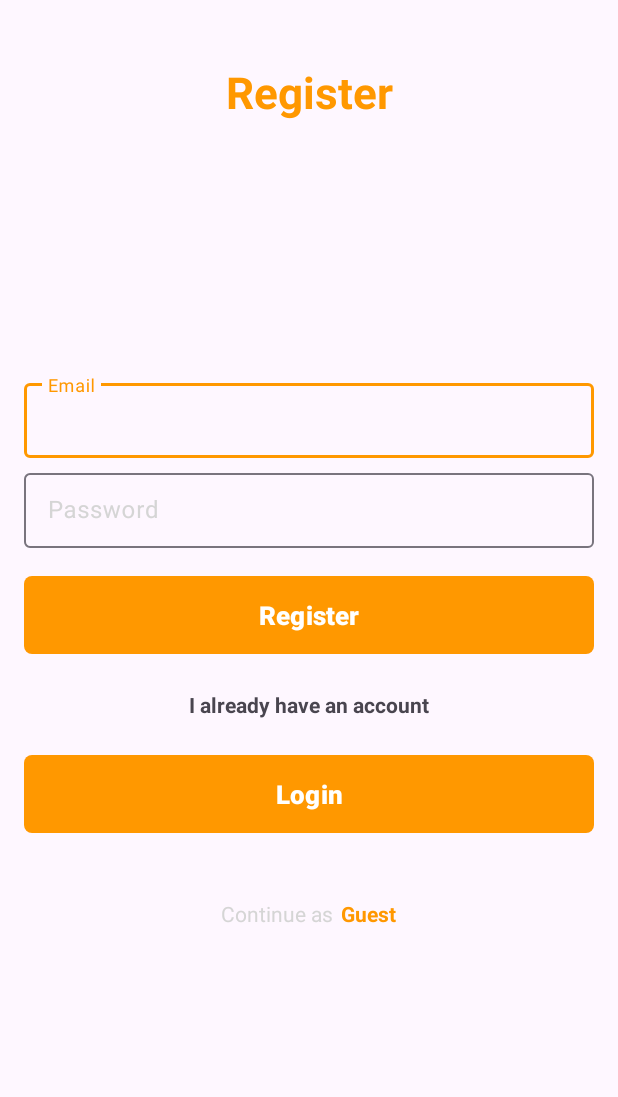
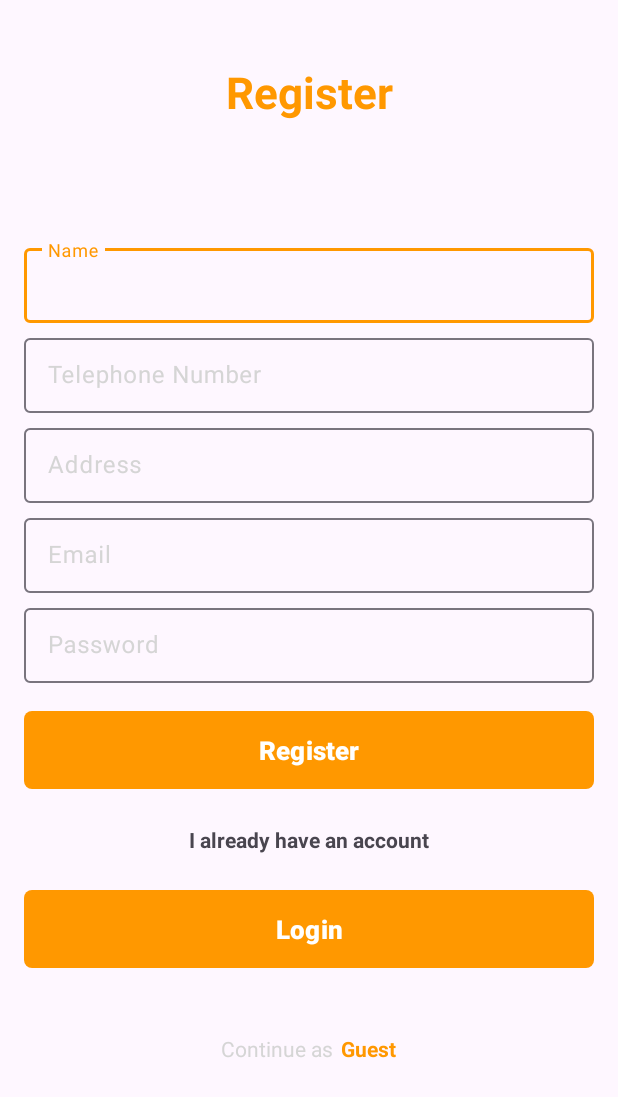
Before and after one commit to dinodtharinda/MAD-Assessment-4, an Android app: the RegisterActivity screen opened directly, with no data from a screen before it, on a phone screen of 412 x 824 dp. Shown: the top 1097 px of the screen. Run offline under Robolectric (Android 15) with nearby library versions, the phone set to English and light mode, and no system bars.

Commit message:
register part done with validation

```diff
--- /dev/null
+++ b/app/src/main/java/com/example/mad_assessment_4/controllers/CustomerController.java
@@ -0,0 +1,18 @@
+package com.example.mad_assessment_4.controllers;
+
+import android.content.Context;
+
+import com.example.mad_assessment_4.data.models.Customer;
+import com.example.mad_assessment_4.data.repositories.CustomerRepo;
+
+public class CustomerController {
+    final CustomerRepo customerRepo;
+
+   public CustomerController(Context context){
+        customerRepo = new CustomerRepo(context);
+    }
+
+    public Boolean registerCustomer(Customer customer){
+        return customerRepo.registerCustomer(customer);
+    }
+}
--- /dev/null
+++ b/app/src/main/java/com/example/mad_assessment_4/data/DB/DBHelper.java
@@ -0,0 +1,66 @@
+package com.example.mad_assessment_4.data.DB;
+
+import android.content.ContentValues;
+import android.content.Context;
+import android.database.sqlite.SQLiteDatabase;
+import android.database.sqlite.SQLiteOpenHelper;
+
+import androidx.annotation.Nullable;
+
+import com.example.mad_assessment_4.data.models.Customer;
+
+public class DBHelper extends SQLiteOpenHelper {
+    private static final String DATABASE_NAME = "pizza_shop.db";
+    private static final int DATABASE_VERSION = 1;
+
+    public static final String TABLE_CUSTOMER = "customer";
+    public static final String COLUMN_CUSTOMER_ID = "id";
+    public static final String COLUMN_CUSTOMER_NAME = "name";
+    public static final String COLUMN_CUSTOMER_EMAIL = "email";
+    public static final String COLUMN_CUSTOMER_PHONE = "phone";
+    public static final String COLUMN_CUSTOMER_ADDRESS = "address";
+    public static final String COLUMN_CUSTOMER_PASSWORD = "password";
+
+    private static final String TABLE_CUSTOMER_CREATE =
+            "CREATE TABLE " + TABLE_CUSTOMER + " (" +
+                    COLUMN_CUSTOMER_ID + " INTEGER PRIMARY KEY AUTOINCREMENT, " +
+                    COLUMN_CUSTOMER_NAME + " TEXT, " +
+                    COLUMN_CUSTOMER_EMAIL + " TEXT," +
+                    COLUMN_CUSTOMER_PASSWORD + " TEXT," +
+                    COLUMN_CUSTOMER_PHONE + " TEXT," +
+                    COLUMN_CUSTOMER_ADDRESS + " TEXT" +
+                    ")";
+
+    private final SQLiteDatabase DB = this.getWritableDatabase();
+
+
+    public DBHelper(@Nullable Context context) {
+        super(context, DATABASE_NAME, null, DATABASE_VERSION);
+    }
+
+    @Override
+    public void onCreate(SQLiteDatabase db) {
+        db.execSQL(TABLE_CUSTOMER_CREATE);
+    }
+
+    @Override
+    public void onUpgrade(SQLiteDatabase db, int oldVersion, int newVersion) {
+        db.execSQL("DROP TABLE IF EXISTS " + TABLE_CUSTOMER);
+        onCreate(db);
+    }
+
+
+    public Boolean insertCustomer(Customer customer){
+        ContentValues contentValues = new ContentValues();
+        contentValues.put(COLUMN_CUSTOMER_NAME,customer.getName());
+        contentValues.put(COLUMN_CUSTOMER_EMAIL,customer.getEmail());
+        contentValues.put(COLUMN_CUSTOMER_PHONE,customer.getPhone());
+        contentValues.put(COLUMN_CUSTOMER_PASSWORD,customer.getPassword());
+        contentValues.put(COLUMN_CUSTOMER_ADDRESS,customer.getAddress());
+
+        long result = DB.insert(TABLE_CUSTOMER,null,contentValues);
+
+        return  result != -1;
+
+    }
+}
--- /dev/null
+++ b/app/src/main/java/com/example/mad_assessment_4/data/repositories/CustomerRepo.java
@@ -0,0 +1,19 @@
+package com.example.mad_assessment_4.data.repositories;
+
+import android.content.Context;
+
+import com.example.mad_assessment_4.data.DB.DBHelper;
+import com.example.mad_assessment_4.data.models.Customer;
+
+public class CustomerRepo {
+    private DBHelper dbHelper;
+
+    public CustomerRepo(Context context){
+        dbHelper = new DBHelper(context);
+    }
+
+
+    public Boolean registerCustomer(Customer customer){
+      return   dbHelper.insertCustomer(customer);
+    }
+}
--- /dev/null
+++ b/app/src/main/java/com/example/mad_assessment_4/views/RegisterActivity.java
@@ -0,0 +1,107 @@
+package com.example.mad_assessment_4.views;
+
+import androidx.appcompat.app.AppCompatActivity;
+
+import android.content.Intent;
+import android.os.Bundle;
+import android.view.View;
+import android.widget.Button;
+import android.widget.EditText;
+import android.widget.Toast;
+
+import com.example.mad_assessment_4.R;
+import com.example.mad_assessment_4.controllers.CustomerController;
+import com.example.mad_assessment_4.data.models.Customer;
+
+public class RegisterActivity extends AppCompatActivity {
+    Button btnGoLogin, btnRegister, btnGuest;
+    EditText etName, etEmail, etAddress, etPassword, etPhone;
+    CustomerController customerController;
+
+
+    @Override
+    protected void onCreate(Bundle savedInstanceState) {
+        super.onCreate(savedInstanceState);
+        setContentView(R.layout.activity_register);
+
+        customerController = new CustomerController(this);
+
+        btnGoLogin = findViewById(R.id.btnGoLogin);
+        btnRegister = findViewById(R.id.btnRegister);
+        etName = findViewById(R.id.etName);
+        etEmail = findViewById(R.id.etEmail);
+        etAddress = findViewById(R.id.etAddress);
+        etPassword = findViewById(R.id.etPassword);
+        etPhone = findViewById(R.id.etPhone);
+
+        Intent loginScreen = new Intent(this, LoginActivity.class);
+
+
+        btnRegister.setOnClickListener(new View.OnClickListener() {
+            @Override
+            public void onClick(View v) {
+                if (validateFields()) {
+                    String name = etName.getText().toString();
+                    String email = etEmail.getText().toString();
+                    String address = etAddress.getText().toString();
+                    String password = etPassword.getText().toString();
+                    String phone = etPhone.getText().toString();
+
+                    customerController.registerCustomer(new Customer(name,email,password,phone,address));
+                    Toast.makeText(RegisterActivity.this, "User added successfully", Toast.LENGTH_SHORT).show();
+                }
+
+            }
+        });
+
+
+        btnGoLogin.setOnClickListener(new View.OnClickListener() {
+            @Override
+            public void onClick(View v) {
+                startActivity(loginScreen);
+            }
+        });
+    }
+
+    private boolean validateFields() {
+        if (etName.getText().toString().trim().isEmpty()) {
+            etName.setError("Name is required");
+            etName.requestFocus();
+            return false;
+        }
+        if (etPhone.getText().toString().trim().isEmpty()) {
+            etPhone.setError("Phone number is required");
+            etPhone.requestFocus();
+            return false;
+        }
+        if (!android.util.Patterns.PHONE.matcher(etPhone.getText().toString().trim()).matches()) {
+            etPhone.setError("Enter a valid phone number");
+            etPhone.requestFocus();
+            return false;
+        }
+        if (etAddress.getText().toString().trim().isEmpty()) {
+            etAddress.setError("Address is required");
+            etAddress.requestFocus();
+            return false;
+        }
+        if (etEmail.getText().toString().trim().isEmpty()) {
+            etEmail.setError("Email is required");
+            etEmail.requestFocus();
+            return false;
+        }
+        if (!android.util.Patterns.EMAIL_ADDRESS.matcher(etEmail.getText().toString().trim()).matches()) {
+            etEmail.setError("Enter a valid email");
+            etEmail.requestFocus();
+            return false;
+        }
+
+        if (etPassword.getText().toString().trim().isEmpty()) {
+            etPassword.setError("Password is required");
+            etPassword.requestFocus();
+            return false;
+        }
+
+
+        return true;
+    }
+}
--- a/app/src/main/res/layout/activity_login.xml
+++ b/app/src/main/res/layout/activity_login.xml
@@ -4,7 +4,7 @@
     xmlns:tools="http://schemas.android.com/tools"
     android:layout_width="match_parent"
     android:layout_height="match_parent"
-    tools:context=".LoginActivity"
+    tools:context=".views.LoginActivity"
     android:padding="16dp"
     >
 
@@ -85,7 +85,7 @@
             android:text="@string/don_t_have_an_account"
             android:textStyle="bold" />
         <Button
-            android:id="@+id/btnRegister"
+            android:id="@+id/btnGoRegister"
             android:layout_width="match_parent"
             android:layout_height="60dp"
             android:text="@string/register"
--- a/app/src/main/res/layout/activity_register.xml
+++ b/app/src/main/res/layout/activity_register.xml
@@ -4,7 +4,7 @@
     xmlns:tools="http://schemas.android.com/tools"
     android:layout_width="match_parent"
     android:layout_height="match_parent"
-    tools:context=".RegisterActivity"
+    tools:context=".views.RegisterActivity"
     android:padding="16dp"
     >
 
@@ -31,6 +31,52 @@
         app:layout_constraintEnd_toEndOf="parent"
         app:layout_constraintStart_toStartOf="parent"
         app:layout_constraintTop_toBottomOf="@id/tvRegister">
+        <com.google.android.material.textfield.TextInputLayout
+            android:id="@+id/tlName"
+            android:layout_width="match_parent"
+            android:layout_height="60dp"
+            android:padding="0dp"
+            android:hint="@string/name"
+            android:textColorHint="@color/lightGrey">
+
+            <EditText
+                android:id="@+id/etName"
+                android:layout_width="match_parent"
+                android:layout_height="50dp"
+                android:importantForAutofill="no"
+                tools:ignore="LabelFor" />
+        </com.google.android.material.textfield.TextInputLayout>
+        <com.google.android.material.textfield.TextInputLayout
+            android:id="@+id/tlPhone"
+            android:layout_width="match_parent"
+            android:layout_height="60dp"
+            android:padding="0dp"
+            android:hint="@string/telephone_number"
+            android:textColorHint="@color/lightGrey">
+
+            <EditText
+                android:id="@+id/etPhone"
+                android:layout_width="match_parent"
+                android:layout_height="50dp"
+                android:importantForAutofill="no"
+                tools:ignore="LabelFor" />
+        </com.google.android.material.textfield.TextInputLayout>
+
+        <com.google.android.material.textfield.TextInputLayout
+            android:id="@+id/tlAddress"
+            android:layout_width="match_parent"
+            android:layout_height="60dp"
+            android:padding="0dp"
+            android:hint="@string/address"
+            android:textColorHint="@color/lightGrey">
+
+            <EditText
+                android:id="@+id/etAddress"
+                android:layout_width="match_parent"
+                android:layout_height="50dp"
+                android:importantForAutofill="no"
+                tools:ignore="LabelFor" />
+        </com.google.android.material.textfield.TextInputLayout>
 
         <com.google.android.material.textfield.TextInputLayout
             android:id="@+id/tlEmail"
@@ -85,15 +131,16 @@
             android:layout_marginVertical="20dp"
             android:text="@string/already_have_account"
             android:textStyle="bold" />
+
         <Button
-            android:id="@+id/btnLogin"
+            android:id="@+id/btnGoLogin"
             android:layout_width="match_parent"
             android:layout_height="60dp"
             android:text="@string/login"
             android:textSize="17sp"
-            app:cornerRadius="5dp"
             android:textStyle="bold"
-            />
+            app:cornerRadius="5dp" />
+
         <LinearLayout
             android:id="@+id/btnContinueGuest"
             android:orientation="horizontal"
--- a/app/src/main/res/values/strings.xml
+++ b/app/src/main/res/values/strings.xml
@@ -8,4 +8,7 @@
     <string name="continue_as">Continue as</string>
     <string name="guest">Guest </string>
     <string name="already_have_account">I already have an account</string>
+    <string name="name">Name</string>
+    <string name="telephone_number">Telephone Number</string>
+    <string name="address">Address</string>
 </resources>
```
Also changed, not shown: app/src/main/AndroidManifest.xml (+6 -3 lines), app/src/main/java/com/example/mad_assessment_4/RegisterActivity.java (deleted, +0 -14 lines), app/src/main/java/com/example/mad_assessment_4/data/models/Customer.java (added, +79 -0 lines), app/src/main/java/com/example/mad_assessment_4/views/HomeActivity.java (renamed from app/src/main/java/com/example/mad_assessment_4/LoginActivity.java, +5 -3 lines), app/src/main/java/com/example/mad_assessment_4/views/LoginActivity.java (added, +46 -0 lines), app/src/main/res/layout/activity_home.xml (added, +9 -0 lines).
